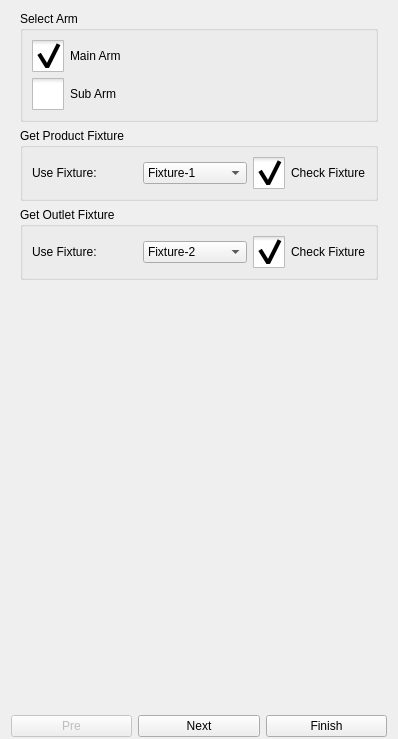
First picture: the form in hcinstruction/icprogramguidepage.ui, repository GaussCheng/2-5AxisPunch, before the edit.
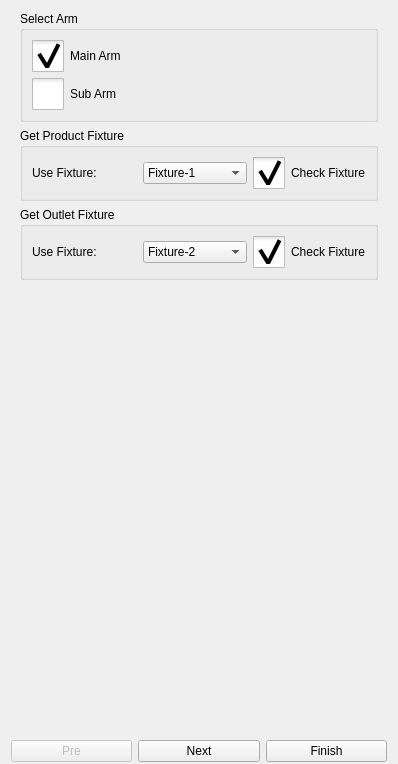
Second picture: the form after the edit. Icons and pictures are not drawn. Custom widgets are drawn as their Qt base class.

Patch:
```diff
--- a/hcinstruction/icprogramguidepage.ui
+++ b/hcinstruction/icprogramguidepage.ui
@@ -7,7 +7,7 @@
     <x>0</x>
     <y>0</y>
     <width>398</width>
-    <height>739</height>
+    <height>764</height>
    </rect>
   </property>
   <property name="windowTitle">
```
